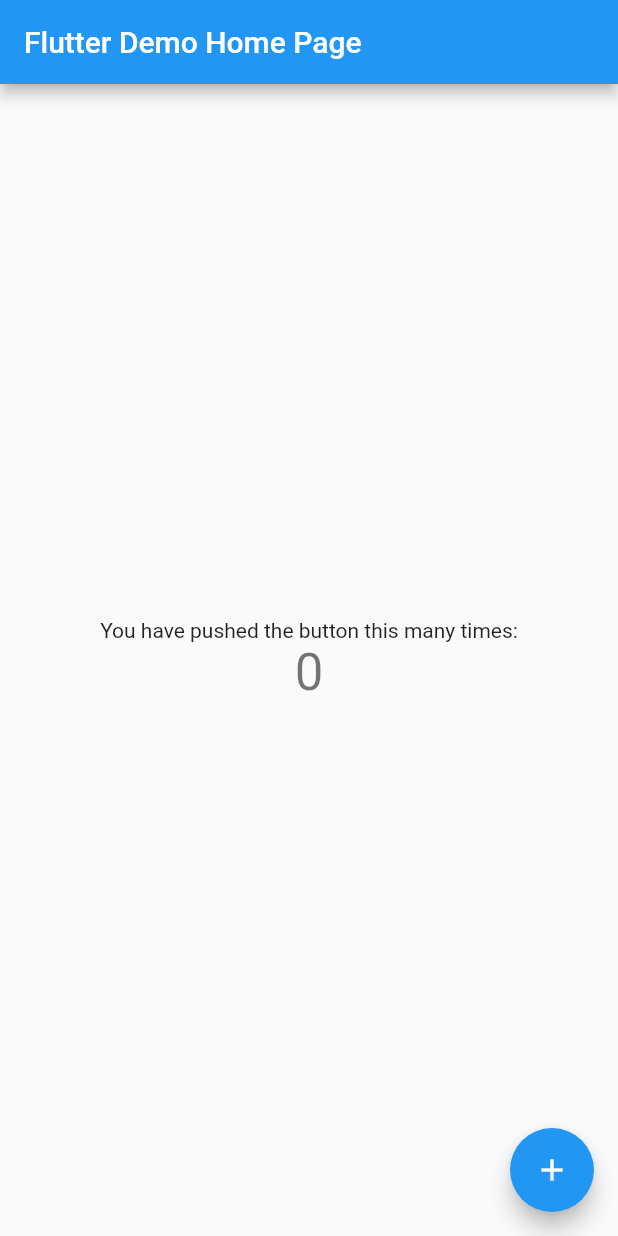
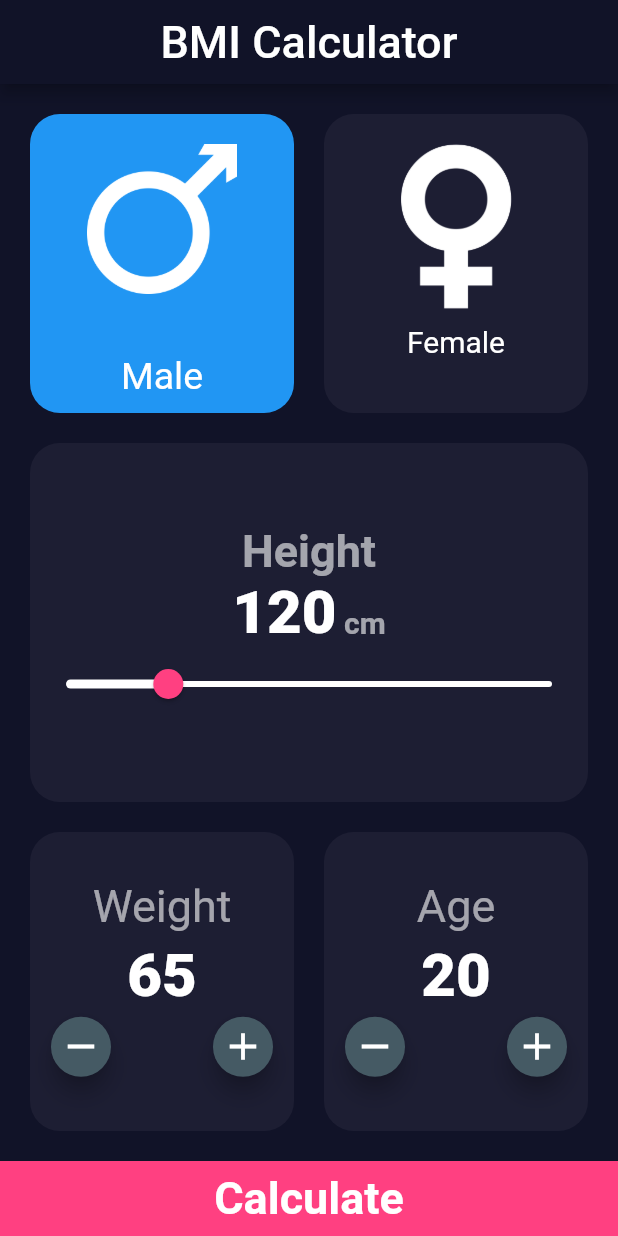
Before and after one commit to AmirBebawi/BMI-Calculater, a Flutter app: the screen it shows after launch, on a phone screen of 412 x 824 dp. Run offline on Flutter 3.47's test engine with Material 2 defaults, Android fonts, the phone set to English and light mode, and no system bars.

Commit message:
final commit

```diff
--- a/lib/main.dart
+++ b/lib/main.dart
@@ -1,3 +1,5 @@
+import 'package:bmiapp/modules/bmi/input_screen.dart';
+import 'package:bmiapp/modules/bmi_result/result_screen.dart';
 import 'package:flutter/material.dart';
 
 void main() {
@@ -7,109 +9,11 @@ void main() {
 class MyApp extends StatelessWidget {
   const MyApp({super.key});
 
-  // This widget is the root of your application.
   @override
   Widget build(BuildContext context) {
     return MaterialApp(
-      title: 'Flutter Demo',
-      theme: ThemeData(
-        // This is the theme of your application.
-        //
-        // Try running your application with "flutter run". You'll see the
-        // application has a blue toolbar. Then, without quitting the app, try
-        // changing the primarySwatch below to Colors.green and then invoke
-        // "hot reload" (press "r" in the console where you ran "flutter run",
-        // or simply save your changes to "hot reload" in a Flutter IDE).
-        // Notice that the counter didn't reset back to zero; the application
-        // is not restarted.
-        primarySwatch: Colors.blue,
-      ),
-      home: const MyHomePage(title: 'Flutter Demo Home Page'),
+      debugShowCheckedModeBanner: false,
+      home: InputScreen(),
     );
   }
 }
-
-class MyHomePage extends StatefulWidget {
-  const MyHomePage({super.key, required this.title});
-
-  // This widget is the home page of your application. It is stateful, meaning
-  // that it has a State object (defined below) that contains fields that affect
-  // how it looks.
-
-  // This class is the configuration for the state. It holds the values (in this
-  // case the title) provided by the parent (in this case the App widget) and
-  // used by the build method of the State. Fields in a Widget subclass are
-  // always marked "final".
-
-  final String title;
-
-  @override
-  State<MyHomePage> createState() => _MyHomePageState();
-}
-
-class _MyHomePageState extends State<MyHomePage> {
-  int _counter = 0;
-
-  void _incrementCounter() {
-    setState(() {
-      // This call to setState tells the Flutter framework that something has
-      // changed in this State, which causes it to rerun the build method below
-      // so that the display can reflect the updated values. If we changed
-      // _counter without calling setState(), then the build method would not be
-      // called again, and so nothing would appear to happen.
-      _counter++;
-    });
-  }
-
-  @override
-  Widget build(BuildContext context) {
-    // This method is rerun every time setState is called, for instance as done
-    // by the _incrementCounter method above.
-    //
-    // The Flutter framework has been optimized to make rerunning build methods
-    // fast, so that you can just rebuild anything that needs updating rather
-    // than having to individually change instances of widgets.
-    return Scaffold(
-      appBar: AppBar(
-        // Here we take the value from the MyHomePage object that was created by
-        // the App.build method, and use it to set our appbar title.
-        title: Text(widget.title),
-      ),
-      body: Center(
-        // Center is a layout widget. It takes a single child and positions it
-        // in the middle of the parent.
-        child: Column(
-          // Column is also a layout widget. It takes a list of children and
-          // arranges them vertically. By default, it sizes itself to fit its
-          // children horizontally, and tries to be as tall as its parent.
-          //
-          // Invoke "debug painting" (press "p" in the console, choose the
-          // "Toggle Debug Paint" action from the Flutter Inspector in Android
-          // Studio, or the "Toggle Debug Paint" command in Visual Studio Code)
-          // to see the wireframe for each widget.
-          //
-          // Column has various properties to control how it sizes itself and
-          // how it positions its children. Here we use mainAxisAlignment to
-          // center the children vertically; the main axis here is the vertical
-          // axis because Columns are vertical (the cross axis would be
-          // horizontal).
-          mainAxisAlignment: MainAxisAlignment.center,
-          children: <Widget>[
-            const Text(
-              'You have pushed the button this many times:',
-            ),
-            Text(
-              '$_counter',
-              style: Theme.of(context).textTheme.headline4,
-            ),
-          ],
-        ),
-      ),
-      floatingActionButton: FloatingActionButton(
-        onPressed: _incrementCounter,
-        tooltip: 'Increment',
-        child: const Icon(Icons.add),
-      ), // This trailing comma makes auto-formatting nicer for build methods.
-    );
-  }
-}
--- /dev/null
+++ b/lib/models/bmi_model/bmi_method.dart
@@ -0,0 +1,34 @@
+import 'dart:math';
+
+class CalculatorBrain {
+  final int? height;
+  final int? weight;
+  double? _bmi;
+
+  CalculatorBrain({this.height, this.weight});
+
+  String calculateBMI() {
+    _bmi = weight! / pow(height! / 100, 2);
+    return _bmi!.toStringAsFixed(1);
+  }
+
+  String getInterpretation() {
+    if (_bmi! >= 25) {
+      return 'You have a higher than normal body weight. Try ot exercise more.';
+    } else if (_bmi! > 18.5) {
+      return 'You have a normal body weight. Good job!';
+    } else {
+      return 'You have a lower than normal body weight. You can eat a bit more.';
+    }
+  }
+
+  String getResult() {
+    if (_bmi! >= 25) {
+      return 'Overweight';
+    } else if (_bmi! > 18.5) {
+      return 'Normal';
+    } else {
+      return 'Underweight';
+    }
+  }
+}
--- /dev/null
+++ b/lib/modules/bmi/input_screen.dart
@@ -0,0 +1,374 @@
+import 'package:bmiapp/modules/bmi_result/result_screen.dart';
+import 'package:flutter/material.dart';
+
+import '../../models/bmi_model/bmi_method.dart';
+
+class InputScreen extends StatefulWidget {
+  const InputScreen({Key? key}) : super(key: key);
+
+  @override
+  State<InputScreen> createState() => _InputScreenState();
+}
+
+class _InputScreenState extends State<InputScreen> {
+  Color containerColor = Color(0xFF1D1E33);
+  Color backGroundColor = Color(0xFF111328);
+  bool isMale = true;
+  double height = 120;
+
+  int weight = 65;
+
+  int age = 20;
+
+  @override
+  Widget build(BuildContext context) {
+    return Scaffold(
+      backgroundColor: backGroundColor,
+      appBar: AppBar(
+        centerTitle: true,
+        backgroundColor: backGroundColor,
+        title: const Text(
+          "BMI Calculator",
+          style: TextStyle(
+            color: Colors.white,
+            fontSize: 30,
+          ),
+        ),
+      ),
+      body: Column(
+        children: [
+          Expanded(
+            child: Padding(
+              padding: const EdgeInsets.all(20.0),
+              child: Row(
+                children: [
+                  Expanded(
+                    child: GestureDetector(
+                      onTap: () {
+                        setState(() {
+                          isMale = true;
+                        });
+                      },
+                      child: Container(
+                        padding: const EdgeInsets.all(10),
+                        clipBehavior: Clip.antiAliasWithSaveLayer,
+                        decoration: BoxDecoration(
+                          color: isMale ? Colors.blue : containerColor,
+                          borderRadius: BorderRadius.circular(20),
+                        ),
+                        child: Column(
+                          mainAxisAlignment: MainAxisAlignment.spaceBetween,
+                          children: const [
+                            Image(
+                              width: 100,
+                              height: 120,
+                              image: AssetImage(
+                                'assets/male.png',
+                              ),
+                              color: Colors.white,
+                            ),
+                            Text(
+                              'Male',
+                              style: TextStyle(
+                                color: Colors.white,
+                                fontSize: 25,
+                              ),
+                            ),
+                          ],
+                        ),
+                      ),
+                    ),
+                  ),
+                  SizedBox(
+                    width: 20,
+                  ),
+                  Expanded(
+                    child: GestureDetector(
+                      onTap: () {
+                        setState(() {
+                          isMale = false;
+                        });
+                      },
+                      child: Container(
+                        padding: EdgeInsets.all(10),
+                        clipBehavior: Clip.antiAliasWithSaveLayer,
+                        decoration: BoxDecoration(
+                          color: !isMale ? Colors.pinkAccent : containerColor,
+                          borderRadius: BorderRadius.circular(20),
+                        ),
+                        child: Column(
+                          children: const [
+                            Image(
+                              image: AssetImage(
+                                'assets/female.png',
+                              ),
+                              color: Colors.white,
+                              width: 100,
+                              height: 130,
+                            ),
+                            Text(
+                              'Female',
+                              style: TextStyle(
+                                color: Colors.white,
+                                fontSize: 20,
+                              ),
+                            ),
+                          ],
+                        ),
+                      ),
+                    ),
+                  ),
+                ],
+              ),
+            ),
+          ),
+          Expanded(
+            child: Padding(
+              padding: const EdgeInsets.symmetric(horizontal: 20),
+              child: Container(
+                clipBehavior: Clip.antiAliasWithSaveLayer,
+                decoration: BoxDecoration(
+                  color: containerColor,
+                  borderRadius: BorderRadius.circular(20),
+                ),
+                child: Column(
+                  mainAxisAlignment: MainAxisAlignment.center,
+                  children: [
+                    Text(
+                      'Height',
+                      style: TextStyle(
+                        fontSize: 30,
+                        fontWeight: FontWeight.bold,
+                        color: Colors.white60,
+                      ),
+                    ),
+                    Row(
+                      mainAxisAlignment: MainAxisAlignment.center,
+                      crossAxisAlignment: CrossAxisAlignment.baseline,
+                      textBaseline: TextBaseline.alphabetic,
+                      children: [
+                        Text(
+                          '${height.round()}',
+                          style: TextStyle(
+                            fontSize: 40,
+                            fontWeight: FontWeight.w900,
+                            color: Colors.white,
+                          ),
+                        ),
+                        SizedBox(
+                          width: 5,
+                        ),
+                        Text(
+                          'cm',
+                          style: TextStyle(
+                            fontWeight: FontWeight.bold,
+                            fontSize: 20,
+                            color: Colors.white60,
+                          ),
+                        ),
+                      ],
+                    ),
+                    Slider.adaptive(
+                      thumbColor: Colors.pinkAccent,
+                      inactiveColor: Colors.white,
+                      activeColor: Colors.white,
+                      min: 80,
+                      max: 270,
+                      value: height,
+                      onChanged: (value) {
+                        setState(() {
+                          height = value;
+                        });
+                      },
+                    ),
+                  ],
+                ),
+              ),
+            ),
+          ),
+          Expanded(
+            child: Padding(
+              padding: const EdgeInsets.all(20.0),
+              child: Row(
+                children: [
+                  Expanded(
+                    child: Container(
+                      padding: const EdgeInsets.all(10),
+                      clipBehavior: Clip.antiAliasWithSaveLayer,
+                      decoration: BoxDecoration(
+                        color: containerColor,
+                        borderRadius: BorderRadius.circular(20),
+                      ),
+                      child: Column(
+                        mainAxisAlignment: MainAxisAlignment.center,
+                        children: [
+                          Text(
+                            'Weight',
+                            style: TextStyle(
+                              fontSize: 30,
+                              color: Colors.white60,
+                            ),
+                          ),
+                          SizedBox(
+                            height: 5,
+                          ),
+                          Text(
+                            '${weight}',
+                            style: TextStyle(
+                              color: Colors.white,
+                              fontSize: 40,
+                              fontWeight: FontWeight.w900,
+                            ),
+                          ),
+                          Row(
+                            mainAxisAlignment: MainAxisAlignment.spaceBetween,
+                            children: [
+                              FloatingActionButton(
+                                onPressed: () {
+                                  setState(() {
+                                    weight--;
+                                  });
+                                },
+                                heroTag:'weight--',
+                                mini: true,
+                                child: Icon(
+                                  Icons.remove,
+                                  color: Colors.white,
+                                  size: 30,
+                                ),
+                                backgroundColor: Colors.blueGrey[700],
+                              ),
+                              FloatingActionButton(
+                                heroTag: 'weight++',
+                                onPressed: () {
+                                  setState(() {
+                                    weight++;
+                                  });
+                                },
+                                mini: true,
+                                child: Icon(
+                                  Icons.add,
+                                  color: Colors.white,
+                                  size: 30,
+                                ),
+                                backgroundColor: Colors.blueGrey[700],
+                              ),
+                            ],
+                          )
+                        ],
+                      ),
+                    ),
+                  ),
+                  SizedBox(
+                    width: 20,
+                  ),
+                  Expanded(
+                    child: Container(
+                      padding: const EdgeInsets.all(10),
+                      clipBehavior: Clip.antiAliasWithSaveLayer,
+                      decoration: BoxDecoration(
+                        color: containerColor,
+                        borderRadius: BorderRadius.circular(20),
+                      ),
+                      child: Column(
+                        mainAxisAlignment: MainAxisAlignment.center,
+                        children: [
+                          Text(
+                            'Age',
+                            style: TextStyle(
+                              fontSize: 30,
+                              color: Colors.white60,
+                            ),
+                          ),
+                          SizedBox(
+                            height: 5,
+                          ),
+                          Text(
+                            '${age}',
+                            style: TextStyle(
+                              color: Colors.white,
+                              fontSize: 40,
+                              fontWeight: FontWeight.w900,
+                            ),
+                          ),
+                          Row(
+                            mainAxisAlignment: MainAxisAlignment.spaceBetween,
+                            children: [
+                              FloatingActionButton(
+                                onPressed: () {
+                                  setState(
+                                    () {
+                                      age--;
+                                    },
+                                  );
+                                },
+                                heroTag: 'age--',
+                                mini: true,
+                                child: Icon(
+                                  Icons.remove,
+                                  color: Colors.white,
+                                  size: 30,
+                                ),
+                                backgroundColor: Colors.blueGrey[700],
+                              ),
+                              FloatingActionButton(
+                                onPressed: () {
+                                  setState(
+                                    () {
+                                      age++;
+                                    },
+                                  );
+                                },
+                                heroTag: 'age++',
+                                mini: true,
+                                child: Icon(
+                                  Icons.add,
+                                  color: Colors.white,
+                                  size: 30,
+                                ),
+                                backgroundColor: Colors.blueGrey[700],
+                              ),
+                            ],
+                          )
+                        ],
+                      ),
+                    ),
+                  ),
+                ],
+              ),
+            ),
+          ),
+          Container(
+            width: double.infinity,
+            color: Colors.pinkAccent,
+            child: MaterialButton(
+              height: 50,
+              onPressed: () {
+                CalculatorBrain calc = CalculatorBrain(
+                  height: height.round(),
+                  weight: weight,
+                );
+                Navigator.push(
+                    context,
+                    MaterialPageRoute(
+                        builder: (context) => ResultScreen(
+                              bmi: calc.calculateBMI(),
+                              result: calc.getResult(),
+                              interpretation: calc.getInterpretation(),
+                            )));
+              },
+              child: Text(
+                'Calculate',
+                style: TextStyle(
+                  fontSize: 30,
+                  fontWeight: FontWeight.bold,
+                  color: Colors.white,
+                ),
+              ),
+            ),
+          ),
+        ],
+      ),
+    );
+  }
+}
--- /dev/null
+++ b/lib/modules/bmi_result/result_screen.dart
@@ -0,0 +1,105 @@
+import 'package:flutter/material.dart';
+
+class ResultScreen extends StatelessWidget {
+  Color containerColor = Color(0xFF1D1E33);
+  Color backGroundColor = Color(0xFF111328);
+  final String? bmi;
+  final String? result;
+  final String? interpretation;
+
+  ResultScreen({this.bmi, this.result, this.interpretation});
+
+  @override
+  Widget build(BuildContext context) {
+    return Scaffold(
+      backgroundColor: backGroundColor,
+      appBar: AppBar(
+        centerTitle: true,
+        backgroundColor: backGroundColor,
+        title: const Text(
+          "BMI Calculator",
+          style: TextStyle(
+            color: Colors.white,
+            fontSize: 30,
+          ),
+        ),
+      ),
+      body: Column(
+        children: [
+          Padding(
+            padding: const EdgeInsets.all(20.0),
+            child: Text(
+              " Your Result ",
+              style: TextStyle(
+                color: Colors.white,
+                fontSize: 50,
+                fontWeight: FontWeight.bold,
+              ),
+            ),
+          ),
+          Expanded(
+            child: Padding(
+              padding: const EdgeInsets.all(20.0),
+              child: Container(
+                padding: EdgeInsets.symmetric(horizontal: 20),
+                width: double.infinity,
+                clipBehavior: Clip.antiAliasWithSaveLayer,
+                decoration: BoxDecoration(
+                  color: containerColor,
+                  borderRadius: BorderRadius.circular(20),
+                ),
+                child: Column(
+                  mainAxisAlignment: MainAxisAlignment.spaceAround,
+                  children: [
+                    Text(
+                      '${result}',
+                      style: TextStyle(
+                        fontWeight: FontWeight.bold,
+                        fontSize: 40,
+                        color: Colors.green,
+                      ),
+                    ),
+                    Text(
+                      "${bmi}",
+                      style: TextStyle(
+                        fontSize: 50,
+                        color: Colors.white,
+                        fontWeight: FontWeight.bold,
+                      ),
+                    ),
+                    Text(
+                      "${interpretation}",
+                      maxLines: 3,
+                      style: TextStyle(
+                        fontSize: 20,
+                        color: Colors.white,
+                      ),
+                    ),
+                  ],
+                ),
+              ),
+            ),
+          ),
+          Container(
+            width: double.infinity,
+            color: Colors.pinkAccent,
+            height: 50 ,
+            child: MaterialButton(
+              onPressed: () {
+                Navigator.pop(context);
+              },
+              child: Text(
+                "Re-Calculate",
+                style: TextStyle(
+                  fontWeight: FontWeight.bold ,
+                  fontSize: 30 ,
+                  color: Colors.white ,
+                ),
+              ),
+            ),
+          ) ,
+        ],
+      ),
+    );
+  }
+}
--- a/pubspec.yaml
+++ b/pubspec.yaml
@@ -60,9 +60,8 @@ flutter:
   uses-material-design: true
 
   # To add assets to your application, add an assets section, like this:
-  # assets:
-  #   - images/a_dot_burr.jpeg
-  #   - images/a_dot_ham.jpeg
+  assets:
+    - assets/
 
   # An image asset can refer to one or more resolution-specific "variants", see
   # https://flutter.dev/assets-and-images/#resolution-aware
```
Also changed, not shown: assets/female.png (added), assets/male.png (added), lib/shared/components/components.dart (added), lib/shared/components/constants.dart (added), lib/shared/styles/colors.dart (added), lib/shared/styles/styles.dart (added).
